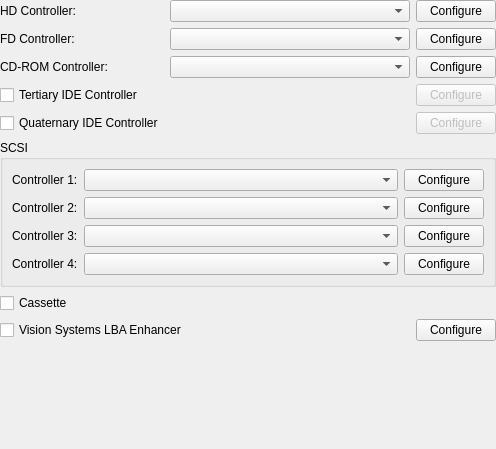
Old version of the form src/qt/qt_settingsstoragecontrollers.ui in the repository 86Box/86Box.
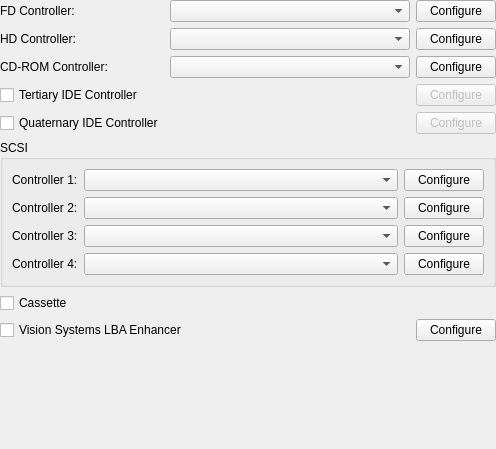
New version of the form.

Commit message: Move FDC before HDC in settings->storagecontrollers

Patch:
```diff
--- a/src/qt/qt_settingsstoragecontrollers.ui
+++ b/src/qt/qt_settingsstoragecontrollers.ui
@@ -29,13 +29,34 @@
    <item>
     <layout class="QGridLayout" name="gridLayout">
      <item row="0" column="0">
+      <widget class="QLabel" name="labelFD">
+       <property name="text">
+        <string>FD Controller:</string>
+       </property>
+      </widget>
+     </item>
+     <item row="0" column="1">
+      <widget class="QComboBox" name="comboBoxFD">
+       <property name="maxVisibleItems">
+        <number>30</number>
+       </property>
+      </widget>
+     </item>
+     <item row="0" column="2">
+      <widget class="QPushButton" name="pushButtonFD">
+       <property name="text">
+        <string>Configure</string>
+       </property>
+      </widget>
+     </item>
+     <item row="1" column="0">
       <widget class="QLabel" name="labelHD">
        <property name="text">
         <string>HD Controller:</string>
        </property>
       </widget>
      </item>
-     <item row="0" column="1">
+     <item row="1" column="1">
       <widget class="QComboBox" name="comboBoxHD">
        <property name="sizePolicy">
         <sizepolicy hsizetype="Expanding" vsizetype="Fixed">
@@ -48,29 +69,8 @@
        </property>
       </widget>
      </item>
-     <item row="0" column="2">
-      <widget class="QPushButton" name="pushButtonHD">
-       <property name="text">
-        <string>Configure</string>
-       </property>
-      </widget>
-     </item>
-     <item row="1" column="0">
-      <widget class="QLabel" name="labelFD">
-       <property name="text">
-        <string>FD Controller:</string>
-       </property>
-      </widget>
-     </item>
-     <item row="1" column="1">
-      <widget class="QComboBox" name="comboBoxFD">
-       <property name="maxVisibleItems">
-        <number>30</number>
-       </property>
-      </widget>
-     </item>
      <item row="1" column="2">
-      <widget class="QPushButton" name="pushButtonFD">
+      <widget class="QPushButton" name="pushButtonHD">
        <property name="text">
         <string>Configure</string>
        </property>
```
The commit also changes 2 other files.
